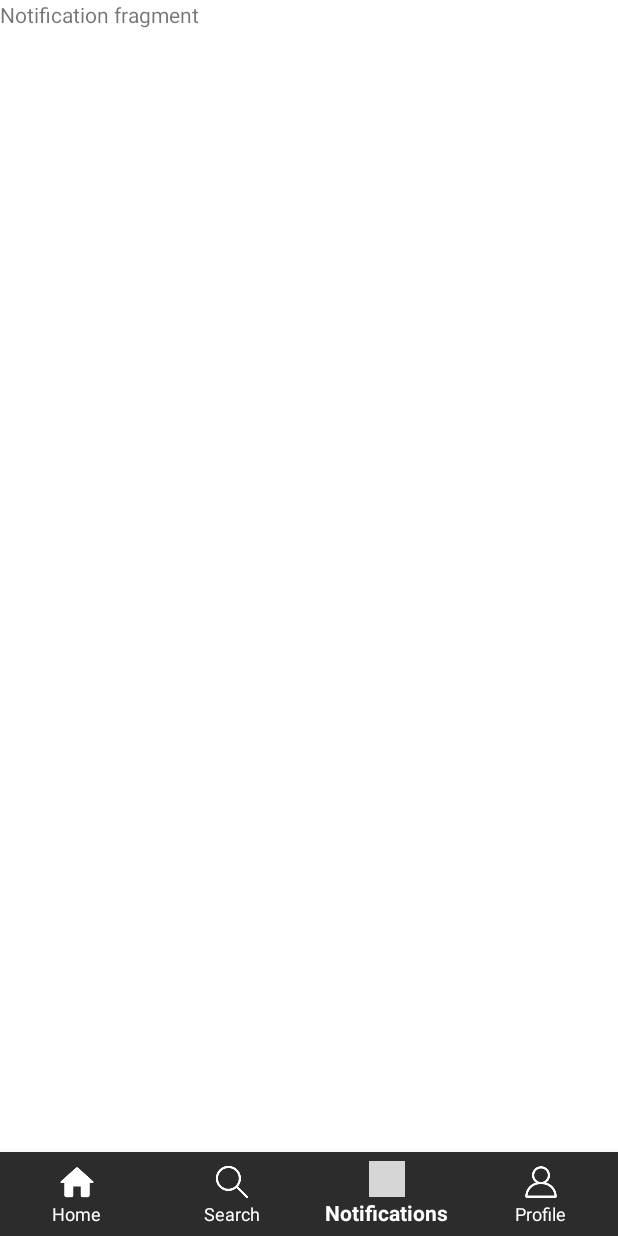
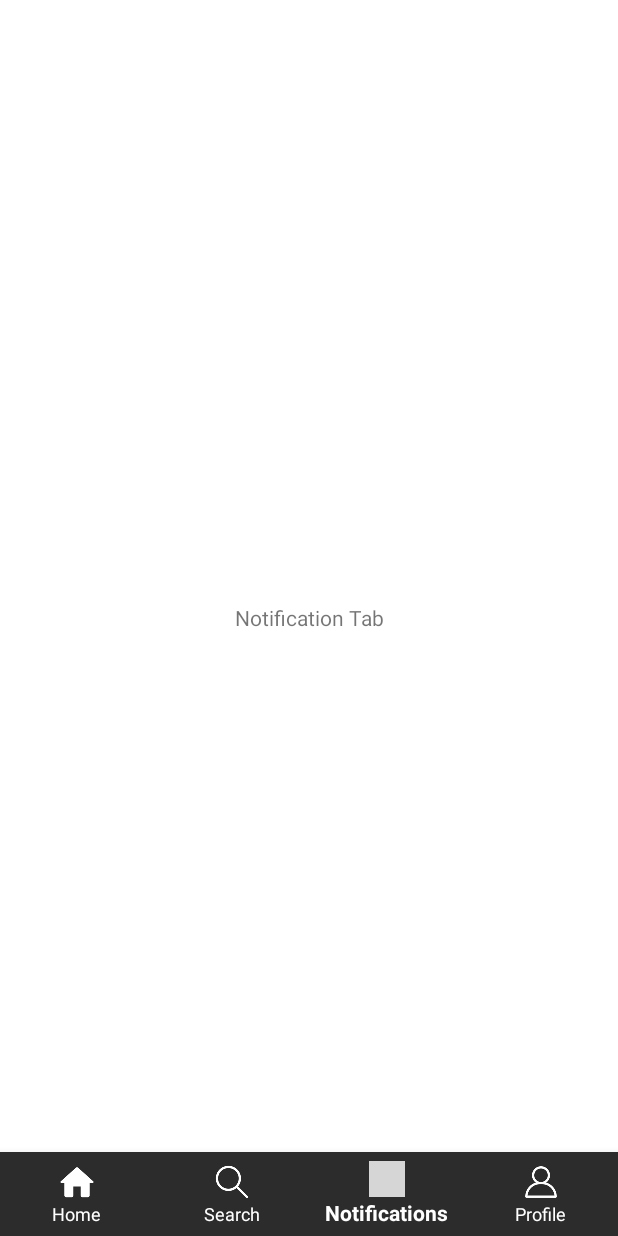
Before and after one commit to rizz175/background_service, an Android app: the screen it shows after launch (MainActivity), item 3 of the bottom bar chosen, on a phone screen of 412 x 824 dp. Run offline under Robolectric (Android 15) with nearby library versions, the phone set to English and light mode, and no system bars; grey boxes are pictures that could not be loaded.

Commit message:
small changes done

```diff
--- a/app/src/main/res/layout/activity_main.xml
+++ b/app/src/main/res/layout/activity_main.xml
@@ -21,10 +21,10 @@
         app:itemHorizontalTranslationEnabled="false"
         android:layout_gravity="bottom"
 
-        app:itemIconTint="@color/bottom_nav_icon_color"
+        app:itemIconTint="@color/bottom_nav_active_color"
         app:itemTextAppearanceActive="@style/BottomNavTextActive"
         app:itemTextAppearanceInactive="@style/BottomNavTextInactive"
-        app:itemTextColor="@color/bottom_nav_icon_color"
+        app:itemTextColor="@color/bottom_nav_active_color"
         app:labelVisibilityMode="labeled"
         app:menu="@menu/bottom_navigation_menu" />
 </androidx.coordinatorlayout.widget.CoordinatorLayout>
--- a/app/src/main/res/layout/fragment_home.xml
+++ b/app/src/main/res/layout/fragment_home.xml
@@ -9,6 +9,7 @@
     <TextView
         android:layout_width="match_parent"
         android:layout_height="match_parent"
+        android:gravity="center"
         android:text="@string/home_fragment" />
 
 </FrameLayout>
--- a/app/src/main/res/layout/fragment_notification.xml
+++ b/app/src/main/res/layout/fragment_notification.xml
@@ -9,6 +9,7 @@
     <TextView
         android:layout_width="match_parent"
         android:layout_height="match_parent"
+        android:gravity="center"
         android:text="@string/notification_fragment" />
 
 </FrameLayout>
--- a/app/src/main/res/layout/fragment_profile.xml
+++ b/app/src/main/res/layout/fragment_profile.xml
@@ -9,6 +9,7 @@
     <TextView
         android:layout_width="match_parent"
         android:layout_height="match_parent"
+        android:gravity="center"
         android:text="@string/profile_fragment" />
 
 </FrameLayout>
--- a/app/src/main/res/layout/fragment_search.xml
+++ b/app/src/main/res/layout/fragment_search.xml
@@ -9,6 +9,7 @@
     <TextView
         android:layout_width="match_parent"
         android:layout_height="match_parent"
+        android:gravity="center"
         android:text="@string/search_fragment" />
 
 </FrameLayout>
--- a/app/src/main/res/values/colors.xml
+++ b/app/src/main/res/values/colors.xml
@@ -8,6 +8,7 @@
     <color name="black">#FF000000</color>
     <color name="gray">#8E8A8A</color>
     <color name="white">#FFFFFFFF</color>
-    <color name="bottom_nav_icon_color">#FFFFFF</color>
+    <color name="bottom_nav_inactive_color">#8E8A8A</color>
+    <color name="bottom_nav_active_color">#FFFFFF</color>
     <color name="nav_dark_gray">#2C2C2C</color>
 </resources>
--- a/app/src/main/res/values/strings.xml
+++ b/app/src/main/res/values/strings.xml
@@ -1,11 +1,11 @@
 <resources>
     <string name="app_name">App</string>
     <!-- TODO: Remove or change this placeholder text -->
-    <string name="home_fragment">Home fragment</string>
-    <string name="profile_fragment">Profile fragment</string>
+    <string name="home_fragment">Home Tab</string>
+    <string name="profile_fragment">Profile Tab</string>
 
-    <string name="search_fragment">Search fragment</string>
+    <string name="search_fragment">Search Tab</string>
 
-    <string name="notification_fragment">Notification fragment</string>
+    <string name="notification_fragment">Notification Tab</string>
 
 </resources>
--- a/app/src/main/res/values/styles.xml
+++ b/app/src/main/res/values/styles.xml
@@ -1,11 +1,11 @@
 <?xml version="1.0" encoding="utf-8"?>
 <resources>
     <style name="BottomNavTextActive">
-        <item name="android:textColor">@color/white</item>
+        <item name="android:textColor" >@color/bottom_nav_active_color</item>
     </style>
 
     <style name="BottomNavTextInactive">
-        <item name="android:textColor">@color/gray</item>
+        <item name="android:textColor">@color/bottom_nav_inactive_color</item>
     </style>
 
 </resources>
```
